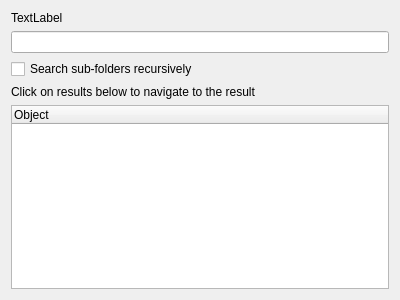
suncore/dflynav, file src/find.ui: the form before one commit.
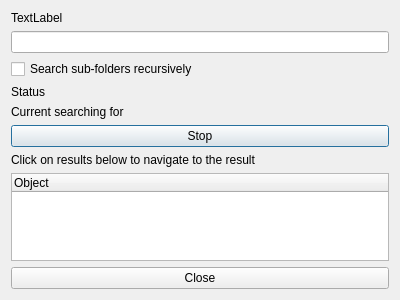
The form after the commit.

```diff
--- a/src/find.ui
+++ b/src/find.ui
@@ -14,17 +14,24 @@
    <string>Find</string>
   </property>
   <layout class="QGridLayout" name="gridLayout">
+   <item row="0" column="0">
+    <widget class="QLabel" name="heading">
+     <property name="text">
+      <string>TextLabel</string>
+     </property>
+    </widget>
+   </item>
    <item row="1" column="0">
     <widget class="QLineEdit" name="input"/>
    </item>
-   <item row="3" column="0">
-    <widget class="QLabel" name="instruction">
+   <item row="2" column="0">
+    <widget class="QCheckBox" name="recursive">
      <property name="text">
-      <string>Click on results below to navigate to the result</string>
+      <string>Search sub-folders recursively</string>
      </property>
     </widget>
    </item>
-   <item row="4" column="0">
+   <item row="8" column="0">
     <widget class="QTreeWidget" name="hitlist">
      <column>
       <property name="text">
@@ -33,17 +40,42 @@
      </column>
     </widget>
    </item>
-   <item row="0" column="0">
-    <widget class="QLabel" name="heading">
+   <item row="5" column="0">
+    <layout class="QHBoxLayout" name="horizontalLayout">
+     <item>
+      <widget class="QPushButton" name="stop">
+       <property name="text">
+        <string>Stop</string>
+       </property>
+      </widget>
+     </item>
+    </layout>
+   </item>
+   <item row="6" column="0">
+    <widget class="QLabel" name="instruction">
      <property name="text">
-      <string>TextLabel</string>
+      <string>Click on results below to navigate to the result</string>
      </property>
     </widget>
    </item>
-   <item row="2" column="0">
-    <widget class="QCheckBox" name="recursive">
+   <item row="3" column="0">
+    <widget class="QLabel" name="status">
      <property name="text">
-      <string>Search sub-folders recursively</string>
+      <string>Status</string>
+     </property>
+    </widget>
+   </item>
+   <item row="9" column="0">
+    <widget class="QPushButton" name="close">
+     <property name="text">
+      <string>Close</string>
+     </property>
+    </widget>
+   </item>
+   <item row="4" column="0">
+    <widget class="QLabel" name="currentSearch">
+     <property name="text">
+      <string>Current searching for</string>
      </property>
     </widget>
    </item>
```
